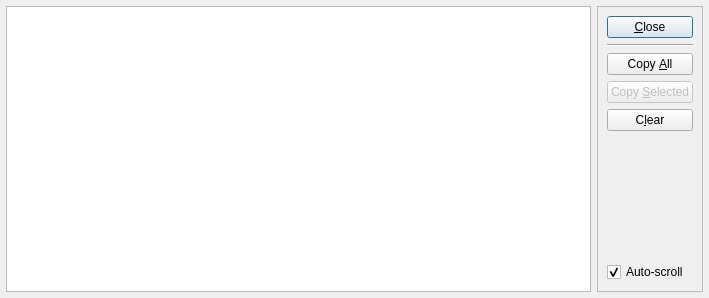
openconnect/openconnect-gui, file src/dialog/logdialog.ui: the form before one commit.
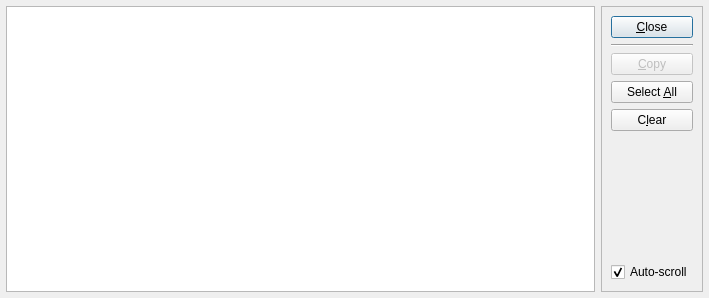
The form after the commit.

Commit message: These log dialog buttons may be more usable

```diff
--- a/src/dialog/logdialog.ui
+++ b/src/dialog/logdialog.ui
@@ -60,19 +60,19 @@
        </widget>
       </item>
       <item>
-       <widget class="QPushButton" name="pushButtonCopyAll">
-        <property name="text">
-         <string>Copy &amp;All</string>
-        </property>
-       </widget>
-      </item>
-      <item>
-       <widget class="QPushButton" name="pushButtonCopySelected">
+       <widget class="QPushButton" name="pushButtonCopy">
         <property name="enabled">
          <bool>false</bool>
         </property>
         <property name="text">
-         <string>Copy &amp;Selected</string>
+         <string>&amp;Copy</string>
+        </property>
+       </widget>
+      </item>
+      <item>
+       <widget class="QPushButton" name="pushButtonSelectAll">
+        <property name="text">
+         <string>Select &amp;All</string>
         </property>
        </widget>
       </item>
```
Left out of the diff: 10 changed lines with no effect on the pictures. The commit also changes 2 other files.
